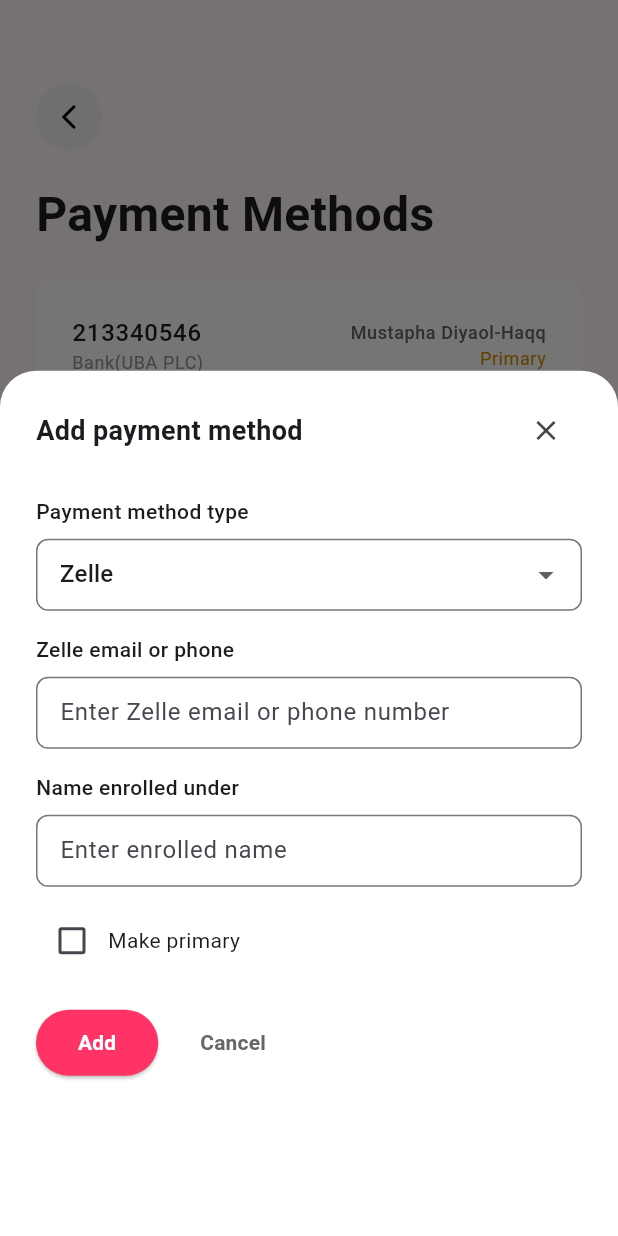
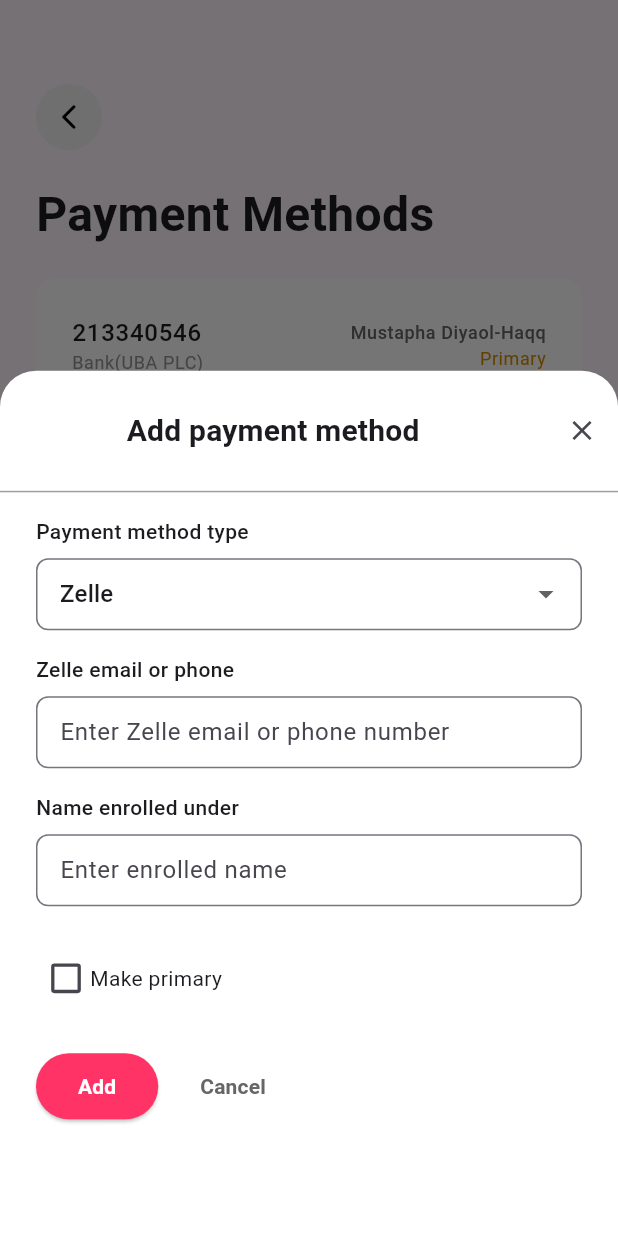
Before and after one commit to derrickjayrom/bank, a Flutter app: the PaymentMethods screen opened directly, after a tap on "Add new", on a phone screen of 412 x 824 dp. Run offline on Flutter 3.47's test engine with Material 3 defaults, Android fonts, the phone set to English and light mode, and no system bars; our stand-ins replace fl_chart, flutter_svg.

Commit message:
Modified bottomsheet

```diff
--- a/lib/screen/payment_methods.dart
+++ b/lib/screen/payment_methods.dart
@@ -35,8 +35,6 @@ class _PaymentMethodsState extends State<PaymentMethods> {
                 return SingleChildScrollView(
                   controller: scrollController,
                   padding: EdgeInsets.only(
-                    left: 24,
-                    right: 24,
                     top: 16,
                     bottom: MediaQuery.of(context).viewInsets.bottom + 24,
                   ),
@@ -47,11 +45,16 @@ class _PaymentMethodsState extends State<PaymentMethods> {
                       Row(
                         mainAxisAlignment: MainAxisAlignment.spaceBetween,
                         children: [
-                          const Text(
+                          Expanded(
+                            child: Center(
+                              child: Text(
                                 'Add payment method',
                                 style: TextStyle(
-                              fontSize: 18,
+                                  fontSize: 20,
                                   fontWeight: FontWeight.w700,
+                                  letterSpacing: 0.15,
+                                ),
+                              ),
                             ),
                           ),
                           IconButton(
@@ -61,9 +64,23 @@ class _PaymentMethodsState extends State<PaymentMethods> {
                         ],
                       ),
 
-                      const SizedBox(height: 20),
+                      const SizedBox(height: 16),
 
-                      /// Payment method type
+                      Container(
+                        padding: EdgeInsets.symmetric(
+                          horizontal: 24,
+                          vertical: 16,
+                        ),
+                        decoration: BoxDecoration(
+                          border: BoxBorder.fromLTRB(
+                            top: BorderSide(color: Colors.grey),
+                          ),
+                        ),
+                        width: double.infinity,
+                        height: 493,
+                        child: Column(
+                          crossAxisAlignment: CrossAxisAlignment.start,
+                          children: [
                             const Text(
                               'Payment method type',
                               style: TextStyle(
@@ -150,15 +167,24 @@ class _PaymentMethodsState extends State<PaymentMethods> {
                               ),
                             ),
 
-                      const SizedBox(height: 12),
+                            const SizedBox(height: 32),
 
-                      /// Make primary checkbox
-                      Row(
+                            Padding(
+                              padding: EdgeInsetsGeometry.only(left: 4),
+                              child: Row(
+                                crossAxisAlignment: CrossAxisAlignment.center,
                                 children: [
-                          Checkbox(
+                                  Transform.scale(
+                                    scale:
+                                        1.1, // keeps the checkbox proportional
+                                    child: Checkbox(
+                                      materialTapTargetSize:
+                                          MaterialTapTargetSize.shrinkWrap,
+                                      visualDensity: VisualDensity.compact,
                                       value: makePrimary,
                                       onChanged: (value) => setModalState(
                                         () => makePrimary = value ?? false,
+                                      ),
                                     ),
                                   ),
                                   const Text(
@@ -167,8 +193,9 @@ class _PaymentMethodsState extends State<PaymentMethods> {
                                   ),
                                 ],
                               ),
+                            ),
 
-                      const SizedBox(height: 20),
+                            const SizedBox(height: 32),
 
                             /// Buttons Row
                             Row(
@@ -177,7 +204,9 @@ class _PaymentMethodsState extends State<PaymentMethods> {
                                 ElevatedButton(
                                   onPressed: () => Navigator.pop(context),
                                   style: ElevatedButton.styleFrom(
-                              backgroundColor: const Color(0xFFFF3366), // pink
+                                    backgroundColor: const Color(
+                                      0xFFFF3366,
+                                    ), // pink
                                     shape: RoundedRectangleBorder(
                                       borderRadius: BorderRadius.circular(30),
                                     ),
@@ -210,6 +239,9 @@ class _PaymentMethodsState extends State<PaymentMethods> {
                                   ),
                                 ),
                               ],
+                            ),
+                          ],
+                        ),
                       ),
                     ],
                   ),
```
Lines whose indentation alone changed are shown as unchanged.
